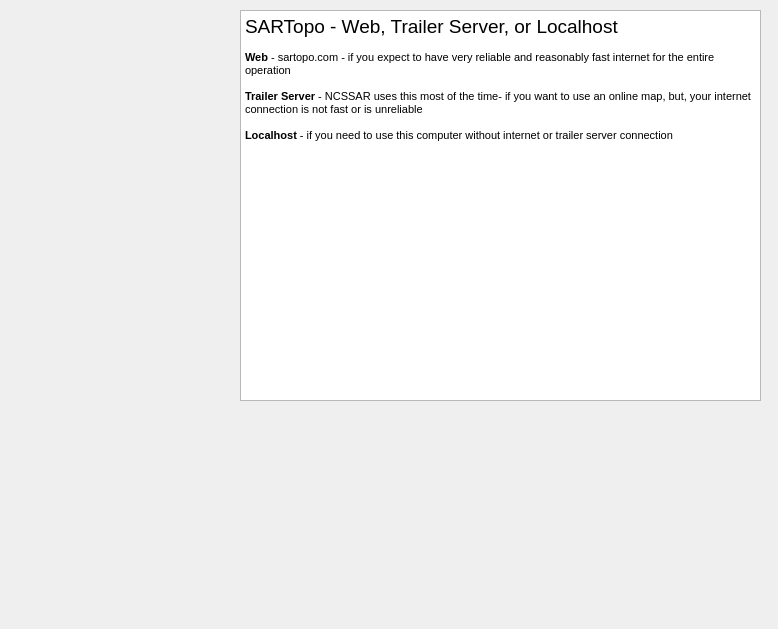
Before: the Qt Designer form designer/launcher.ui in ncssar/launcher, drawn with Qt 5.
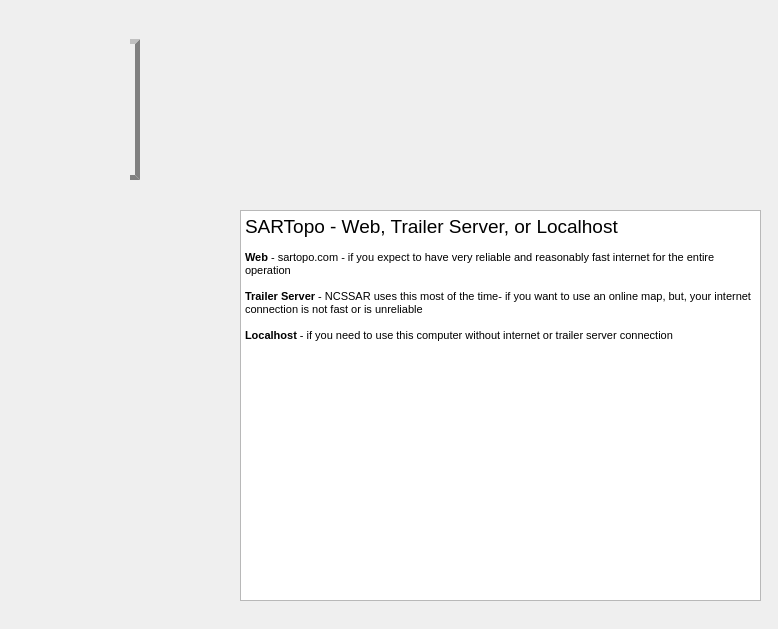
After: the same form once the commit is applied. Icons and pictures are not drawn.

What changed in the file:
```diff
--- a/designer/launcher.ui
+++ b/designer/launcher.ui
@@ -116,7 +116,7 @@
    <property name="geometry">
     <rect>
      <x>240</x>
-     <y>10</y>
+     <y>210</y>
      <width>521</width>
      <height>391</height>
     </rect>
@@ -251,6 +251,28 @@
     <string notr="true">image: url(:/launcher/icons/IAPBuilder.svg);</string>
    </property>
   </widget>
+  <widget class="QWidget" name="sliderWidget" native="true">
+   <property name="geometry">
+    <rect>
+     <x>130</x>
+     <y>39</y>
+     <width>10</width>
+     <height>141</height>
+    </rect>
+   </property>
+   <property name="styleSheet">
+    <string notr="true">border: 5px outset gray;
+border-left:0px;</string>
+   </property>
+  </widget>
+  <zorder>textEdit</zorder>
+  <zorder>sliderWidget</zorder>
+  <zorder>caltopoButton</zorder>
+  <zorder>radiologButton</zorder>
+  <zorder>iapbButton</zorder>
+  <zorder>caltopoButtonWidget</zorder>
+  <zorder>radiologButtonWidget</zorder>
+  <zorder>iapbButtonWidget</zorder>
  </widget>
  <resources>
   <include location="../launcher.qrc"/>
```
